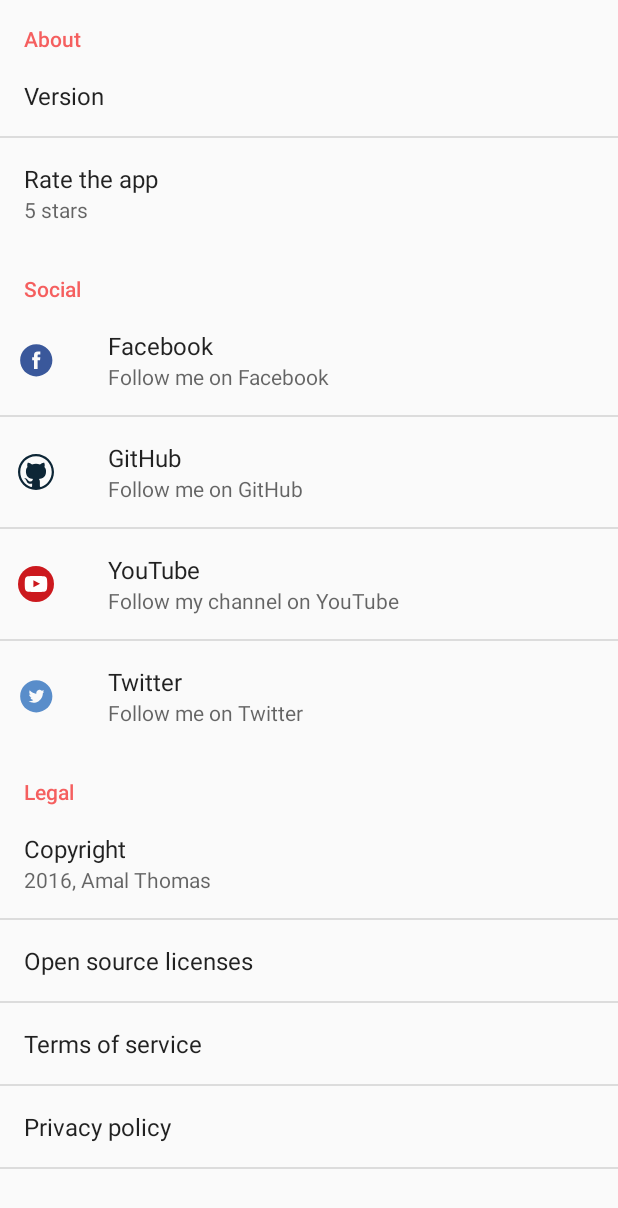
After one commit to srreema/green-list, an Android app: the AboutActivity screen opened directly, with no data from a screen before it, on a phone screen of 412 x 824 dp. The commit adds this screen. Shown: the top 1208 px of the screen. Run offline under Robolectric (Android 15) with nearby library versions, the phone set to English and light mode, and no system bars.

Commit message:
Settings | About Screen

```diff
--- a/app/build.gradle
+++ b/app/build.gradle
@@ -8,8 +8,8 @@ android {
         applicationId "com.styx.mobile.greenlist"
         minSdkVersion 19
         targetSdkVersion 25
-        versionCode 3
-        versionName "1.1"
+        versionCode 4
+        versionName "1.2"
         testInstrumentationRunner "android.support.test.runner.AndroidJUnitRunner"
         multiDexEnabled  true
     }
--- a/app/src/main/AndroidManifest.xml
+++ b/app/src/main/AndroidManifest.xml
@@ -34,6 +34,7 @@
             android:name=".ui.SearchActivity"
             android:windowSoftInputMode="stateAlwaysHidden" />
         <activity android:name=".ui.ListingDetailActivity" />
+        <activity android:name=".ui.AboutActivity" />
         <activity android:name=".ui.SettingsActivity" />
 
 
--- /dev/null
+++ b/app/src/main/java/com/styx/mobile/greenlist/ui/AboutActivity.java
@@ -0,0 +1,84 @@
+package com.styx.mobile.greenlist.ui;
+
+import android.content.Intent;
+import android.content.pm.PackageManager;
+import android.os.Bundle;
+import android.preference.Preference;
+import android.preference.PreferenceActivity;
+import android.preference.PreferenceGroup;
+import android.preference.PreferenceScreen;
+import android.util.Log;
+import android.widget.Toast;
+
+import com.styx.mobile.greenlist.R;
+import com.styx.mobile.greenlist.utils.Utils;
+
+/**
+ *
+ */
+
+public class AboutActivity extends PreferenceActivity implements Preference.OnPreferenceClickListener {
+    private int numTimesVersionClicked;
+    boolean isLoading = false;
+    private static final String TAG = "AboutPreferenceFragment";
+    int MAX_CLICKS_TO_UNLOCK_REG = 9;
+
+    @Override
+    public void onCreate(Bundle savedInstanceState) {
+        super.onCreate(savedInstanceState);
+        addPreferencesFromResource(R.xml.preference_about);
+        Preference prefVersion = findPreference("version");
+
+        PackageManager pm = getPackageManager();
+        try {
+            prefVersion.setSummary(pm.getPackageInfo(getPackageName(), 0).versionName);
+        } catch (PackageManager.NameNotFoundException e) {
+            Log.wtf(TAG, "Error getting our own package name");
+        }
+
+        // Set an OnPreferenceClickListener on all Preferences.
+        // Just set the OnPreferenceClickListener for the prefVersion in a normal project.
+        PreferenceScreen screen = getPreferenceScreen();
+        for (int i = 0; i < screen.getPreferenceCount(); i++) {
+            Preference preference = screen.getPreference(i);
+            if (preference instanceof PreferenceGroup) {
+                PreferenceGroup preferenceGroup = (PreferenceGroup) preference;
+                for (int j = 0; j < preferenceGroup.getPreferenceCount(); j++) {
+                    preferenceGroup.getPreference(j).setOnPreferenceClickListener(this);
+                }
+            } else {
+                preference.setOnPreferenceClickListener(this);
+            }
+        }
+    }
+
+    @Override
+    public boolean onPreferenceClick(Preference preference) {
+        if (preference == findPreference("copyright")) {
+            if (++numTimesVersionClicked == MAX_CLICKS_TO_UNLOCK_REG && !isLoading) {
+                numTimesVersionClicked = 0;
+                Toast.makeText(AboutActivity.this, preference.getTitle().toString() + " Being written.", Toast.LENGTH_LONG).show();
+
+            }
+        } else if ((preference == findPreference("legal")) || (preference == findPreference("open_source_licenses")) || (preference == findPreference("terms_of_service")) || (preference == findPreference("privacy_policy"))) {
+            Toast.makeText(AboutActivity.this, preference.getTitle().toString() + " Being written.", Toast.LENGTH_LONG).show();
+        } else if (preference == findPreference("facebook")) {
+            Intent facebookIntent = Utils.getFacebookIntent(getString(R.string.social_facebook));
+            startActivity(facebookIntent);
+        } else if (preference == findPreference("github")) {
+            Intent facebookIntent = Utils.getGenericIntent(getString(R.string.social_github));
+            startActivity(facebookIntent);
+        } else if (preference == findPreference("youtube")) {
+            Intent facebookIntent = Utils.getGenericIntent(getString(R.string.social_youtube));
+            startActivity(facebookIntent);
+        } else if (preference == findPreference("twitter")) {
+            Intent facebookIntent = Utils.getGenericIntent(getString(R.string.social_twitter));
+            startActivity(facebookIntent);
+        } else if (preference == findPreference("rate_the_app")) {
+            Intent facebookIntent = Utils.getMarketIntent(AboutActivity.this);
+            startActivity(facebookIntent);
+        }
+        return true;
+    }
+
+}
--- /dev/null
+++ b/app/src/main/res/drawable/ic_social_facebook.xml
@@ -0,0 +1,4 @@
+<vector android:height="24dp" android:viewportHeight="67.0"
+    android:viewportWidth="67.0" android:width="24dp" xmlns:android="http://schemas.android.com/apk/res/android">
+    <path android:fillColor="#3A589B" android:pathData="M29.76,50.32h6.74V34h4.5l0.6,-5.62h-5.09l0.01,-2.82c0,-1.47 0.14,-2.25 2.24,-2.25h2.81V17.68h-4.5c-5.41,0 -7.31,2.73 -7.31,7.32v3.38h-3.37v5.63h3.37V50.32zM34,64C17.43,64 4,50.57 4,34C4,17.43 17.43,4 34,4s30,13.43 30,30C64,50.57 50.57,64 34,64z"/>
+</vector>
--- /dev/null
+++ b/app/src/main/res/drawable/ic_social_github.xml
@@ -0,0 +1,4 @@
+<vector android:height="24dp" android:viewportHeight="512.0"
+    android:viewportWidth="512.0" android:width="24dp" xmlns:android="http://schemas.android.com/apk/res/android">
+    <path android:fillColor="#0D2636" android:pathData="M296.1,354.2c49.9,-5.9 102.9,-24 102.9,-110.2c0,-24.5 -8.6,-44.4 -22.7,-59.9c2.3,-5.9 9.5,-28.1 -2.7,-58.9c0,0 -18.1,-5.9 -60.8,22.7c-18.1,-5 -38.1,-8.2 -56.7,-8.2c-19.1,0 -39,3.2 -56.7,8.2c-43.1,-28.6 -61.2,-22.7 -61.2,-22.7c-12.2,30.8 -5,53.1 -2.7,58.9c-14.1,15.4 -22.7,35.4 -22.7,59.9c0,86.2 53.1,104.3 102.9,110.2c-6.3,5.5 -12.2,15.9 -14.5,30.4c-12.7,5.4 -45.8,15.9 -65.8,-18.6c0,0 -11.8,-21.3 -34,-22.7c0,0 -22.2,-0.5 -1.8,13.6c0,0 15,6.8 24.9,32.7c0,0 13.6,43.1 76.2,29.5v38.5c0,5.9 -4.5,12.7 -15.9,10.9C96.1,439 32.2,354.6 32.2,255.8c0,-123.8 100.2,-224 224,-224c123.3,0 224,100.2 223.6,224c0,98.9 -63.9,182.8 -152.8,212.7c-11.3,2.3 -15.9,-4.5 -15.9,-10.9V395.5C311.1,374.6 304.3,361 296.1,354.2L296.1,354.2zM512,256.2C512,114.7 397.3,0 256.2,0C114.7,0 0,114.7 0,256.2C0,397.3 114.7,512 256.2,512C397.3,512 512,397.3 512,256.2L512,256.2z"/>
+</vector>
--- /dev/null
+++ b/app/src/main/res/drawable/ic_social_twitter.xml
@@ -0,0 +1,9 @@
+<vector xmlns:android="http://schemas.android.com/apk/res/android"
+    android:width="24dp"
+    android:height="24dp"
+    android:viewportHeight="67.0"
+    android:viewportWidth="67.0">
+    <path
+        android:fillColor="#598DCA"
+        android:pathData="M38.17,22.28c-2.62,0.95 -4.27,3.41 -4.09,6.1l0.06,1.04l-1.05,-0.13c-3.81,-0.49 -7.14,-2.14 -9.97,-4.91l-1.38,-1.38l-0.36,1.02c-0.75,2.27 -0.27,4.66 1.3,6.27c0.84,0.89 0.65,1.02 -0.8,0.49c-0.5,-0.17 -0.94,-0.3 -0.99,-0.23c-0.15,0.15 0.36,2.08 0.75,2.84c0.55,1.06 1.65,2.1 2.87,2.71l1.03,0.49l-1.22,0.02c-1.17,0 -1.22,0.02 -1.09,0.47c0.42,1.38 2.07,2.84 3.92,3.47l1.3,0.44l-1.13,0.68c-1.68,0.98 -3.65,1.53 -5.62,1.57C20.77,43.26 20,43.34 20,43.4c0,0.21 2.56,1.4 4.04,1.86c4.46,1.38 9.77,0.78 13.75,-1.57c2.83,-1.67 5.66,-5 6.98,-8.22c0.71,-1.72 1.42,-4.85 1.42,-6.35c0,-0.98 0.06,-1.1 1.24,-2.27c0.69,-0.68 1.34,-1.42 1.47,-1.63c0.21,-0.4 0.19,-0.4 -0.88,-0.04c-1.78,0.64 -2.03,0.55 -1.15,-0.4c0.65,-0.68 1.42,-1.91 1.42,-2.27c0,-0.06 -0.31,0.04 -0.67,0.23c-0.38,0.21 -1.22,0.53 -1.84,0.72l-1.13,0.36l-1.03,-0.7c-0.57,-0.38 -1.36,-0.81 -1.78,-0.93C40.77,21.9 39.13,21.94 38.17,22.28zM34,64C17.43,64 4,50.57 4,34C4,17.43 17.43,4 34,4s30,13.43 30,30C64,50.57 50.57,64 34,64z" />
+</vector>
--- /dev/null
+++ b/app/src/main/res/drawable/ic_social_youtube.xml
@@ -0,0 +1,5 @@
+<vector android:height="24dp" android:viewportHeight="128.0"
+    android:viewportWidth="128.0" android:width="24dp" xmlns:android="http://schemas.android.com/apk/res/android">
+    <path android:fillColor="#CC191E" android:pathData="M64,64m-64,0a64,64 0,1 1,128 0a64,64 0,1 1,-128 0"/>
+    <path android:fillColor="#FFFFFF" android:pathData="M103.2,48c0,0 -0.78,-5.51 -3.18,-7.94c-3.04,-3.19 -6.45,-3.2 -8.02,-3.39c-11.19,-0.81 -27.99,-0.81 -27.99,-0.81h-0.04c0,0 -16.8,0 -27.99,0.81c-1.56,0.19 -4.97,0.2 -8.02,3.39c-2.4,2.43 -3.18,7.94 -3.18,7.94S24,54.48 24,60.95v6.07c0,6.47 0.8,12.95 0.8,12.95s0.78,5.51 3.18,7.94c3.04,3.19 7.04,3.09 8.82,3.42c6.4,0.62 27.2,0.81 27.2,0.81s16.81,-0.03 28,-0.83c1.56,-0.19 4.97,-0.2 8.02,-3.39c2.4,-2.43 3.18,-7.94 3.18,-7.94S104,73.5 104,67.02v-6.07C104,54.48 103.2,48 103.2,48M54.73,75.43l-0,-24.58l23.64,12.33L54.73,75.43z"/>
+</vector>
--- a/app/src/main/res/values/strings.xml
+++ b/app/src/main/res/values/strings.xml
@@ -34,11 +34,45 @@
 
     <!--Preferences-->
     <string name="preference_file_key">APP_DATA</string>
-    <string name="saved_password">app_password</string>
 
     <!--Social Data-->
     <string name="social_facebook">https://www.facebook.com/amalgta</string>
     <string name="social_youtube">http://youtube.com/amalgta</string>
     <string name="social_github">http://github.com/amalgta</string>
     <string name="social_twitter">http://twitter.com/amalgta</string>
+
+    <!--About Screen-->
+    <string name="copyright">Copyright</string>
+    <string name="copyright_summary" translatable="false">2016, Amal Thomas</string>
+    <string name="beta_program_summary">Become a beta tester</string>
+    <string name="open_source_licenses">Open source licenses</string>
+    <string name="follow_me_on_twitter">Follow me on Twitter</string>
+    <string name="follow_me_on_youtube">Follow my channel on YouTube</string>
+    <string name="follow_me_on_github">Follow me on GitHub</string>
+    <string name="follow_me_on_facebook">Follow me on Facebook</string>
+    <string name="settings">Settings</string>
+    <string name="five_stars">5 stars</string>
+    <string name="about">About</string>
+    <string name="like_page">Like Page</string>
+    <string name="version">Version</string>
+    <string name="terms_of_service">Terms of service</string>
+    <string name="facebook">Facebook</string>
+    <string name="official_website">Official website</string>
+    <string name="youtube">YouTube</string>
+    <string name="github">GitHub</string>
+    <string name="feedback">Feedback</string>
+    <string name="social">Social</string>
+    <string name="help">Help</string>
+    <string name="privacy_policy">Privacy policy</string>
+    <string name="preferences">Preferences</string>
+    <string name="changelog">Changelog</string>
+    <string name="google_community">Google+ community</string>
+    <string name="beta_program">Beta program</string>
+    <string name="rate_the_app">Rate the app</string>
+    <string name="developed_by">Developed by</string>
+    <string name="follow_us">Follow us</string>
+    <string name="legal">Legal</string>
+    <string name="support">Support</string>
+    <string name="twitter">Twitter</string>
+    <string name="date_of_birth">Date of Birth</string>
 </resources>
--- a/app/src/main/res/xml/pref_about.xml
+++ /dev/null
@@ -1,4 +0,0 @@
-<?xml version="1.0" encoding="utf-8"?>
-<PreferenceScreen xmlns:android="http://schemas.android.com/apk/res/android">
-
-</PreferenceScreen>
--- /dev/null
+++ b/app/src/main/res/xml/preference_about.xml
@@ -0,0 +1,57 @@
+<?xml version="1.0" encoding="utf-8"?>
+<PreferenceScreen xmlns:android="http://schemas.android.com/apk/res/android">
+
+    <PreferenceCategory
+        android:key="about"
+        android:title="@string/about">
+        <Preference
+            android:key="version"
+            android:title="@string/version" />
+        <Preference
+            android:key="rate_the_app"
+            android:summary="@string/five_stars"
+            android:title="@string/rate_the_app" />
+    </PreferenceCategory>
+    <PreferenceCategory
+        android:key="social"
+        android:title="@string/social">
+        <Preference
+            android:icon="@drawable/ic_social_facebook"
+            android:key="facebook"
+            android:summary="@string/follow_me_on_facebook"
+            android:title="@string/facebook" />
+        <Preference
+            android:icon="@drawable/ic_social_github"
+            android:key="github"
+            android:summary="@string/follow_me_on_github"
+            android:title="@string/github" />
+        <Preference
+            android:icon="@drawable/ic_social_youtube"
+            android:key="youtube"
+            android:summary="@string/follow_me_on_youtube"
+            android:title="@string/youtube" />
+        <Preference
+            android:icon="@drawable/ic_social_twitter"
+            android:key="twitter"
+            android:summary="@string/follow_me_on_twitter"
+            android:title="@string/twitter" />
+    </PreferenceCategory>
+    <PreferenceCategory
+        android:key="legal"
+        android:title="@string/legal">
+        <Preference
+            android:key="copyright"
+            android:summary="@string/copyright_summary"
+            android:title="@string/copyright" />
+        <Preference
+            android:key="open_source_licenses"
+            android:title="@string/open_source_licenses" />
+        <Preference
+            android:key="terms_of_service"
+            android:title="@string/terms_of_service" />
+        <Preference
+            android:key="privacy_policy"
+            android:title="@string/privacy_policy" />
+    </PreferenceCategory>
+
+</PreferenceScreen>
```
Also changed, not shown: app/src/main/java/com/styx/mobile/greenlist/ui/MainActivity.java (+11 -5 lines), app/src/main/java/com/styx/mobile/greenlist/ui/SettingsActivity.java (+12 -43 lines), app/src/main/java/com/styx/mobile/greenlist/ui/SplashScreenActivity.java (+7 -7 lines), app/src/main/res/layout/layout_drawer.xml (+14 -0 lines), app/src/main/res/xml/preference_setttings.xml (added, +17 -0 lines).
